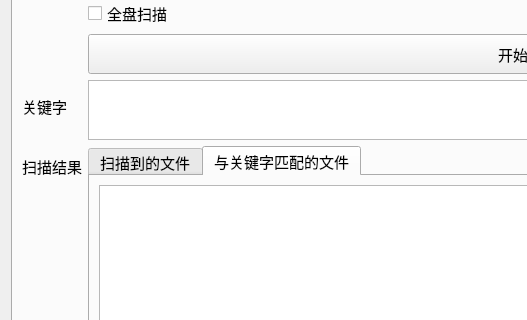
The window that ui.ui (zlt-com/tools-pyqt5) describes before a commit, drawn with Qt 5; both pictures show x 0 to 527 and y 87 to 407 of the 990 by 724 pixel window.
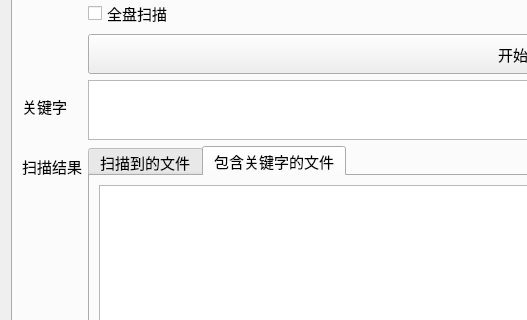
The same window after the commit. The open tabs and pages were chosen to show the change.

```diff
--- a/ui.ui
+++ b/ui.ui
@@ -476,7 +476,7 @@
            </widget>
            <widget class="QWidget" name="tab_5">
             <attribute name="title">
-             <string>与关键字匹配的文件</string>
+             <string>包含关键字的文件</string>
             </attribute>
             <layout class="QGridLayout" name="gridLayout_7">
              <item row="0" column="0">
```
Left out of the diff: 48 changed lines with no effect on the pictures.
